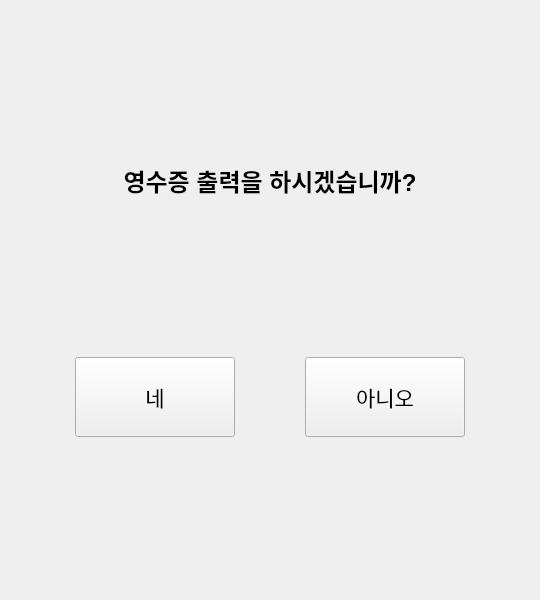
Qt form VentiApp/Receipt_Order/receiptselectview.ui (minki9252/TheVentiKiosk) before a commit.
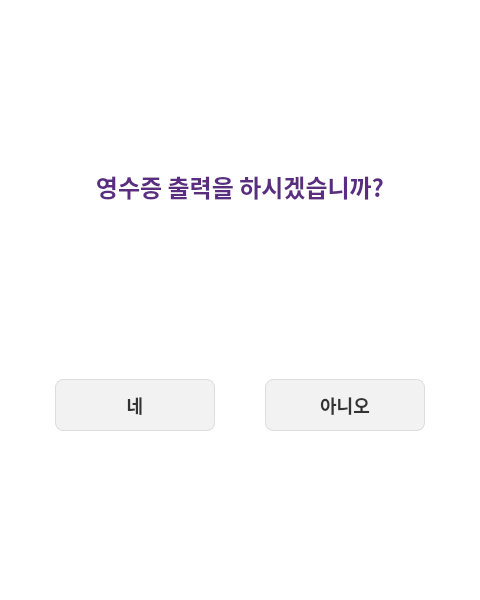
The same form after that commit.

What changed in the file:
```diff
--- a/VentiApp/Receipt_Order/receiptselectview.ui
+++ b/VentiApp/Receipt_Order/receiptselectview.ui
@@ -6,22 +6,93 @@
    <rect>
     <x>0</x>
     <y>0</y>
-    <width>540</width>
+    <width>480</width>
     <height>600</height>
    </rect>
   </property>
   <property name="minimumSize">
    <size>
-    <width>540</width>
+    <width>480</width>
     <height>600</height>
    </size>
   </property>
   <property name="maximumSize">
    <size>
-    <width>540</width>
+    <width>480</width>
     <height>600</height>
    </size>
   </property>
+  <property name="styleSheet">
+   <string notr="true">/* 전반적인 위젯 배경 */
+QWidget {
+    background-color: #FFFFFF;
+    font-family: &quot;Malgun Gothic&quot;, sans-serif;
+}
+
+/* 제목 레이블 (예: 쿠폰 입력, 결제 수단 선택) */
+QLabel#label, QLabel#label_3, QLabel#label_title {
+    color: #5A2D81;
+    font-weight: bold;
+    font-size: 24px;
+    margin-bottom: 10px;
+}
+
+/* 숫자 입력칸 (QLineEdit) */
+QLineEdit {
+    border: 2px solid #5A2D81;
+    border-radius: 10px;
+    padding: 10px;
+    font-size: 22px;
+    color: #333333;
+    background-color: #F9F9F9;
+}
+
+/* 일반 버튼 (숫자 패드 등) */
+QPushButton {
+    background-color: #F2F2F2;
+    border: 1px solid #DCDCDC;
+    border-radius: 8px;
+    font-size: 18px;
+    font-weight: bold;
+    color: #333333;
+    min-height: 50px;
+}
+
+QPushButton:pressed {
+    background-color: #E0E0E0;
+}
+
+/* 포인트 버튼 (확인, 결제하기, APP쿠폰 등) */
+QPushButton#pushButton_15, QPushButton#btnPay, QPushButton#coupon_app_btn, QPushButton#btn_insert_card {
+    background-color: #5A2D81;
+    color: #FFFFFF;
+    border: none;
+    border-radius: 10px;
+    font-size: 20px;
+}
+
+QPushButton:hover {
+    background-color: #723D9D;
+}
+
+/* 취소/이전 버튼 */
+QPushButton#pushButton_14, QPushButton#btnCancel, QPushButton#btn_cancel {
+    background-color: #A0A0A0;
+    color: #FFFFFF;
+    border-radius: 10px;
+}
+
+/* 결과창 레이블 (조회 성공/실패) */
+QLabel#label[text=&quot;조회 성공&quot;] {
+    color: #2D815A;
+    font-size: 20px;
+}
+
+QLabel#label_2[text=&quot;조회 실패&quot;] {
+    color: #D32F2F;
+    font-size: 20px;
+}</string>
+  </property>
   <layout class="QVBoxLayout" name="verticalLayout">
    <item>
     <spacer>
@@ -40,7 +111,8 @@
     <widget class="QLabel" name="label_title">
      <property name="font">
       <font>
-       <pointsize>18</pointsize>
+       <family>Malgun Gothic</family>
+       <pointsize>-1</pointsize>
        <bold>true</bold>
       </font>
      </property>
@@ -85,12 +157,14 @@
        <property name="minimumSize">
         <size>
          <width>160</width>
-         <height>80</height>
+         <height>52</height>
         </size>
        </property>
        <property name="font">
         <font>
-         <pointsize>16</pointsize>
+         <family>Malgun Gothic</family>
+         <pointsize>-1</pointsize>
+         <bold>true</bold>
         </font>
        </property>
        <property name="text">
@@ -116,12 +190,14 @@
        <property name="minimumSize">
         <size>
          <width>160</width>
-         <height>80</height>
+         <height>52</height>
         </size>
        </property>
        <property name="font">
         <font>
-         <pointsize>16</pointsize>
+         <family>Malgun Gothic</family>
+         <pointsize>-1</pointsize>
+         <bold>true</bold>
         </font>
        </property>
        <property name="text">
```
